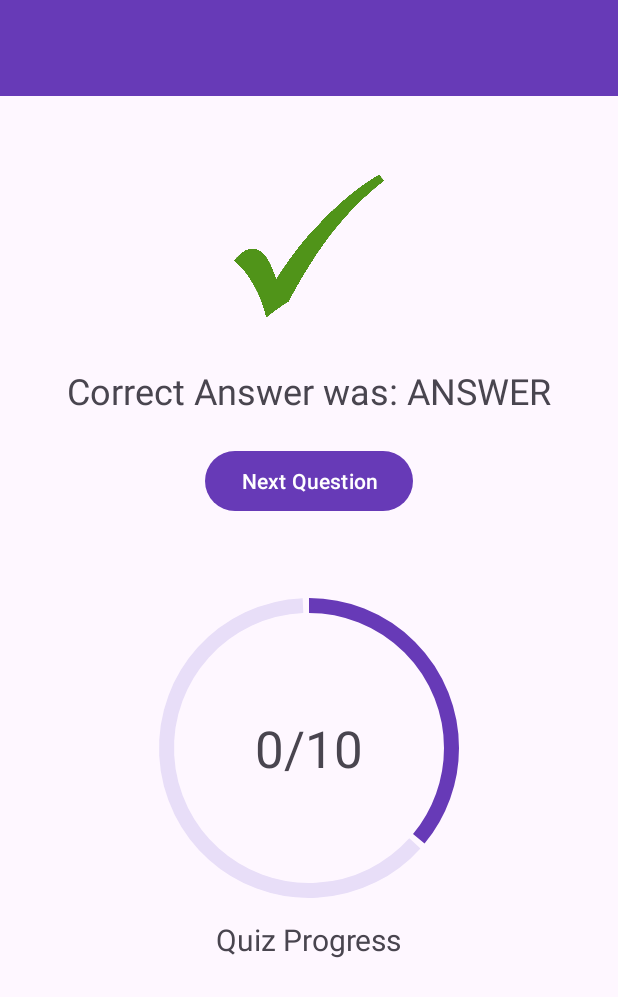
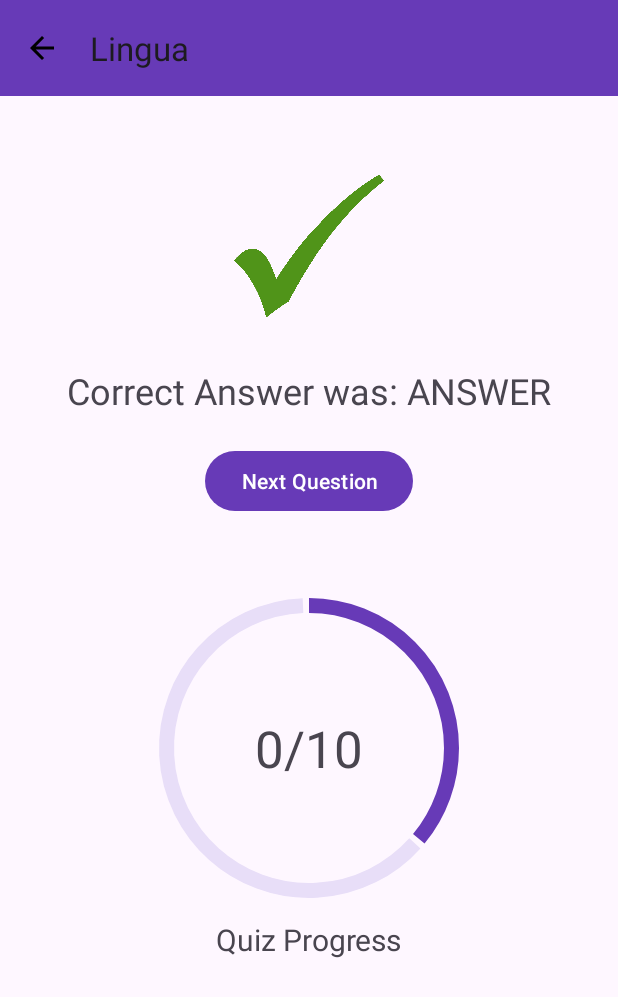
Before and after one commit to begordy/LinguaApp, an Android app built with Jetpack Compose: the QuestionResult screen opened through its navigation route, on a phone screen of 412 x 824 dp. Shown: the top 997 px of the screen. Run offline under Robolectric (Android 15) with nearby library versions, the phone set to English and light mode, and no system bars; libraries missing offline, so code that uses them is left out: androidx.compose.ui.

Commit message:
fixed up app flow a bit

```diff
--- a/app/src/main/java/com/cs407/lingua/FillBlankQuestion.kt
+++ b/app/src/main/java/com/cs407/lingua/FillBlankQuestion.kt
@@ -67,7 +67,7 @@ class FillBlankQuestion : Fragment() {
         (activity as? AppCompatActivity)?.supportActionBar?.setDisplayHomeAsUpEnabled(true)
         (activity as? AppCompatActivity)?.supportActionBar?.setHomeAsUpIndicator(R.drawable.back_arrow)
         settingsViewModel.primaryColor.value?.let { toolbar.setBackgroundColor(it) }
-        // Clicking back arrow goes back to home
+        // TODO: Clicking back arrow prompts user if they want to leave the quiz before navigating to home
         toolbar.setNavigationOnClickListener {
             findNavController().navigateUp()
             //findNavController().navigate(R.id.action_settings_fragment_to_homePage)
--- a/app/src/main/java/com/cs407/lingua/QuestionResult.kt
+++ b/app/src/main/java/com/cs407/lingua/QuestionResult.kt
@@ -5,11 +5,15 @@ import androidx.fragment.app.Fragment
 import android.view.LayoutInflater
 import android.view.View
 import android.view.ViewGroup
-
-// TODO: Rename parameter arguments, choose names that match
-// the fragment initialization parameters, e.g. ARG_ITEM_NUMBER
-private const val ARG_PARAM1 = "param1"
-private const val ARG_PARAM2 = "param2"
+import android.widget.Button
+import android.widget.ImageView
+import android.widget.TextView
+import android.widget.Toast
+import androidx.appcompat.app.AppCompatActivity
+import androidx.appcompat.widget.Toolbar
+import androidx.lifecycle.ViewModelProvider
+import androidx.navigation.fragment.findNavController
+import com.google.android.material.progressindicator.CircularProgressIndicator
 
 /**
  * A simple [Fragment] subclass.
@@ -17,15 +21,11 @@ private const val ARG_PARAM2 = "param2"
  * create an instance of this fragment.
  */
 class QuestionResult : Fragment() {
-    // TODO: Rename and change types of parameters
-    private var param1: String? = null
-    private var param2: String? = null
+    private lateinit var settingsViewModel: SettingsViewModel
 
     override fun onCreate(savedInstanceState: Bundle?) {
         super.onCreate(savedInstanceState)
         arguments?.let {
-            param1 = it.getString(ARG_PARAM1)
-            param2 = it.getString(ARG_PARAM2)
         }
     }
 
@@ -33,8 +33,41 @@ class QuestionResult : Fragment() {
         inflater: LayoutInflater, container: ViewGroup?,
         savedInstanceState: Bundle?
     ): View? {
+        settingsViewModel = ViewModelProvider(this)[SettingsViewModel::class.java]
         // Inflate the layout for this fragment
-        return inflater.inflate(R.layout.fragment_question_result, container, false)
+        val view = inflater.inflate(R.layout.fragment_question_result, container, false)
+        val resultImage = view.findViewById<ImageView>(R.id.resultImage)
+        val correctAnswerDisplay = view.findViewById<TextView>(R.id.correctAnswerDisplay)
+        val nextQButton = view.findViewById<Button>(R.id.nextQuestionButton)
+        val progressIndicator = view.findViewById<CircularProgressIndicator>(R.id.circle)
+        val progressText = view.findViewById<TextView>(R.id.progressText)
+
+        if(arguments?.getBoolean("correct") == true){
+            resultImage.setImageResource(R.drawable.green_check)
+
+        }else if(arguments?.getBoolean("correct") == false){
+            resultImage.setImageResource(R.drawable.red_x)
+        }else{
+            Toast.makeText(requireContext(),"Error getting correctness", Toast.LENGTH_SHORT).show()
+        }
+        return view
+    }
+
+    override fun onViewCreated(view: View, savedInstanceState: Bundle?) {
+        super.onViewCreated(view, savedInstanceState)
+        val toolbar: Toolbar = view.findViewById(R.id.toolbar6)
+
+
+        // Set the toolbar as the action bar
+        (activity as? AppCompatActivity)?.setSupportActionBar(toolbar)
+        (activity as? AppCompatActivity)?.supportActionBar?.setDisplayHomeAsUpEnabled(true)
+        (activity as? AppCompatActivity)?.supportActionBar?.setHomeAsUpIndicator(R.drawable.back_arrow)
+        settingsViewModel.primaryColor.value?.let { toolbar.setBackgroundColor(it) }
+        // TODO: Clicking back arrow prompts user if they want to leave the quiz before navigating to home
+        toolbar.setNavigationOnClickListener {
+            findNavController().navigateUp()
+            //findNavController().navigate(R.id.action_settings_fragment_to_homePage)
+        }
     }
 
     companion object {
@@ -51,8 +84,6 @@ class QuestionResult : Fragment() {
         fun newInstance(param1: String, param2: String) =
             QuestionResult().apply {
                 arguments = Bundle().apply {
-                    putString(ARG_PARAM1, param1)
-                    putString(ARG_PARAM2, param2)
                 }
             }
     }
--- a/app/src/main/res/layout/fragment_question_result.xml
+++ b/app/src/main/res/layout/fragment_question_result.xml
@@ -48,6 +48,7 @@
         android:layout_marginTop="50dp">
 
         <com.google.android.material.progressindicator.CircularProgressIndicator
+            android:id="@+id/circle"
             android:layout_width="wrap_content"
             android:layout_height="wrap_content"
             android:layout_gravity="center_horizontal"
--- a/app/src/main/res/navigation/nav_graph.xml
+++ b/app/src/main/res/navigation/nav_graph.xml
@@ -153,9 +153,6 @@
         <action
             android:id="@+id/fillBlank_to_questionResult"
             app:destination="@id/questionResult" />
-        <action
-            android:id="@+id/fillBlank_to_quizResult"
-            app:destination="@id/quizResult" />
     </fragment>
     <fragment
         android:id="@+id/syntaxAdvancedQuestion"
@@ -174,9 +171,6 @@
         <action
             android:id="@+id/syntax_to_questionResult"
             app:destination="@id/questionResult" />
-        <action
-            android:id="@+id/syntax_to_quizResult"
-            app:destination="@id/quizResult" />
     </fragment>
     <fragment
         android:id="@+id/syntaxSimpleQuestion"
@@ -214,9 +208,6 @@
         <action
             android:id="@+id/MCQuestion_to_questionResult"
             app:destination="@id/questionResult" />
-        <action
-            android:id="@+id/MCQuestion_to_quizResult"
-            app:destination="@id/quizResult" />
     </fragment>
     <fragment
         android:id="@+id/questionResult"
@@ -232,6 +223,9 @@
         <action
             android:id="@+id/questionResult_to_syntax"
             app:destination="@id/syntaxAdvancedQuestion" />
+        <action
+            android:id="@+id/questionResult_to_quizResult"
+            app:destination="@id/quizResult" />
     </fragment>
     <fragment
         android:id="@+id/quizResult"
```
Also changed, not shown: app/src/main/java/com/cs407/lingua/ExerciseSelection.kt (+15 -6 lines), app/src/main/java/com/cs407/lingua/MCQuestion.kt (+5 -5 lines), app/src/main/res/drawable/red_x.png (added).
